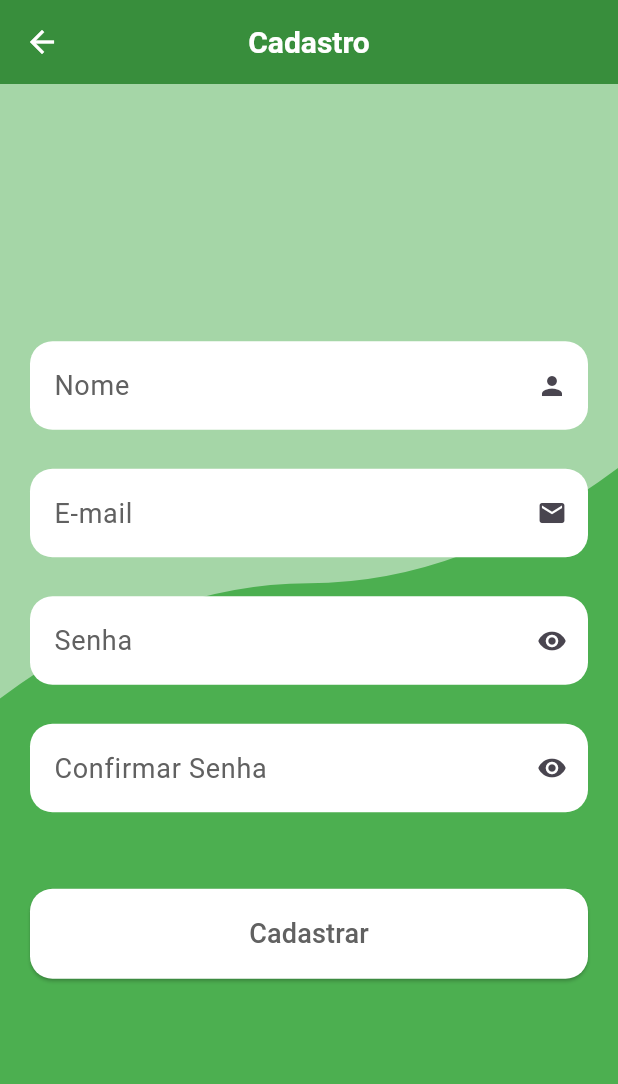
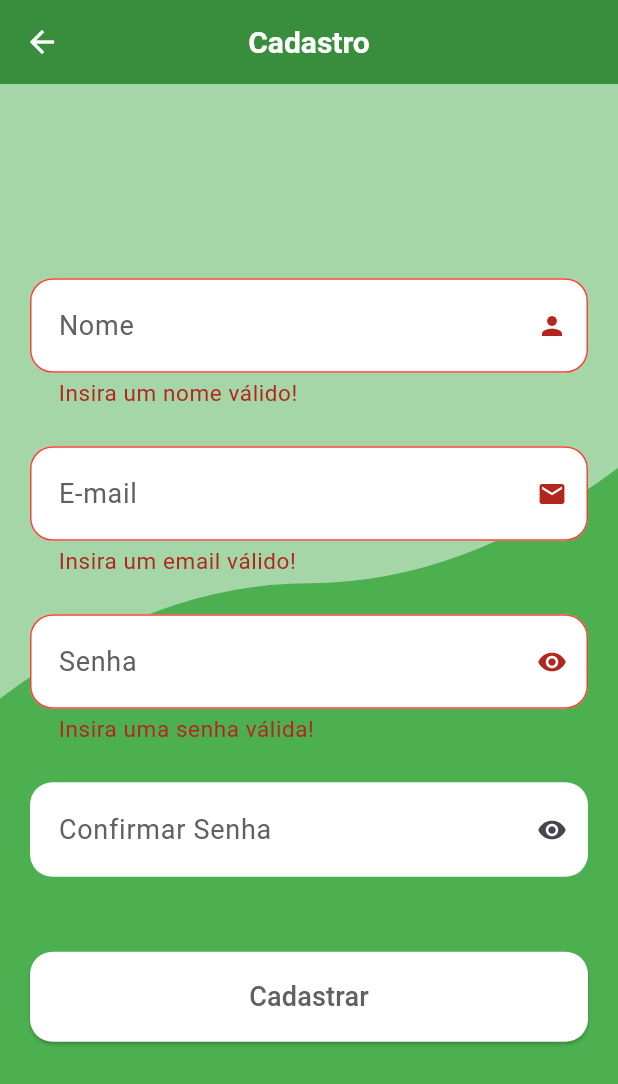
Before and after one commit to oapmartins/projeto-tcc, a Flutter app: the RegisterPage screen opened by its route, on a phone screen of 412 x 824 dp. Shown: the top 1084 px of the screen. Run offline on Flutter 3.47's test engine with Material 2 defaults, Android fonts, the phone set to English and light mode, and no system bars; our stand-ins replace firebase_auth, firebase_core, font_awesome_flutter, get, google_fonts; accounts and stored records are empty.

Commit message:
Adicionando registro de usuários

```diff
--- a/lib/pages/register/register_controller.dart
+++ b/lib/pages/register/register_controller.dart
@@ -1,13 +1,19 @@
 import 'package:firebase_auth/firebase_auth.dart';
+import 'package:flutter/material.dart';
 import 'package:get/get.dart';
 
 class RegisterController extends GetxController {
-  Future<void> registerAccount({required String email, required String password}) async {
+  TextEditingController name = TextEditingController();
+  TextEditingController email = TextEditingController();
+  TextEditingController password = TextEditingController();
+
+  Future<void> registerAccount() async {
     try {
       final credential = await FirebaseAuth.instance.createUserWithEmailAndPassword(
-        email: email,
-        password: password,
+        email: email.text,
+        password: password.text,
       );
+      print(credential);
     } on FirebaseAuthException catch (e) {
       if (e.code == 'weak-password') {
         print('The password provided is too weak.');
--- a/lib/pages/register/register_page.dart
+++ b/lib/pages/register/register_page.dart
@@ -2,9 +2,17 @@ import 'package:flutter/material.dart';
 import 'package:get/get.dart';
 import 'package:projeto_tcc/pages/register/register_controller.dart';
 import 'package:projeto_tcc/pages/wave_custom_paint.dart';
+import 'package:projeto_tcc/util/metodos/validator_regex.dart';
 
-class RegisterPage extends StatelessWidget {
+class RegisterPage extends StatefulWidget {
   const RegisterPage({super.key});
+
+  @override
+  State<RegisterPage> createState() => _RegisterPageState();
+}
+
+class _RegisterPageState extends State<RegisterPage> {
+  final _formKey = GlobalKey<FormState>();
 
   @override
   Widget build(BuildContext context) {
@@ -29,56 +37,83 @@ class RegisterPage extends StatelessWidget {
                     padding: const EdgeInsets.all(20),
                     child: Center(
                       child: SingleChildScrollView(
+                        child: Form(
+                          key: _formKey,
+                          autovalidateMode: AutovalidateMode.always,
                           child: Column(
                             children: [
-                            SizedBox(
-                              height: 60,
-                              child: TextFormField(
+                              TextFormField(
+                                controller: controller.name,
                                 style: TextStyle(color: Colors.grey.shade700, fontSize: 18),
                                 decoration: InputDecoration(
+                                  contentPadding: const EdgeInsets.symmetric(vertical: 18, horizontal: 15),
                                   hintText: 'Nome',
                                   hintStyle: TextStyle(color: Colors.grey.shade700, fontSize: 18),
                                   filled: true,
                                   fillColor: Colors.white,
                                   suffixIcon: const Icon(Icons.person, size: 20),
+                                  errorStyle: const TextStyle(fontSize: 15),
                                   border: const OutlineInputBorder(
                                     borderRadius: BorderRadius.all(
                                       Radius.circular(15),
                                     ),
                                     borderSide: BorderSide.none,
                                   ),
+                                  errorBorder: const OutlineInputBorder(
+                                    borderRadius: BorderRadius.all(
+                                      Radius.circular(15),
+                                    ),
+                                    borderSide: BorderSide(color: Colors.red),
                                   ),
                                 ),
+                                validator: (value) {
+                                  if (value == '') {
+                                    return 'Insira um nome válido!';
+                                  }
+                                  return null;
+                                },
                               ),
                               const SizedBox(height: 25),
-                            SizedBox(
-                              height: 60,
-                              child: TextFormField(
+                              TextFormField(
+                                controller: controller.email,
                                 style: TextStyle(color: Colors.grey.shade700, fontSize: 18),
                                 decoration: InputDecoration(
+                                  contentPadding: const EdgeInsets.symmetric(vertical: 18, horizontal: 15),
                                   hintText: 'E-mail',
                                   hintStyle: TextStyle(color: Colors.grey.shade700, fontSize: 18),
                                   filled: true,
                                   fillColor: Colors.white,
                                   suffixIcon: const Icon(Icons.email, size: 20),
+                                  errorStyle: const TextStyle(fontSize: 15),
                                   border: const OutlineInputBorder(
                                     borderRadius: BorderRadius.all(
                                       Radius.circular(15),
                                     ),
                                     borderSide: BorderSide.none,
                                   ),
+                                  errorBorder: const OutlineInputBorder(
+                                    borderRadius: BorderRadius.all(
+                                      Radius.circular(15),
+                                    ),
+                                    borderSide: BorderSide(color: Colors.red),
                                   ),
                                 ),
+                                validator: (val) {
+                                  if (!ValidatorRegex.isValidEmail(val ?? '')) {
+                                    return 'Insira um email válido!';
+                                  }
+                                  return null;
+                                },
                               ),
                               const SizedBox(height: 25),
-                            SizedBox(
-                              height: 60,
-                              child: TextFormField(
+                              TextFormField(
+                                controller: controller.password,
                                 style: TextStyle(
                                   color: Colors.grey.shade700,
                                   fontSize: 18,
                                 ),
                                 decoration: InputDecoration(
+                                  contentPadding: const EdgeInsets.symmetric(vertical: 18, horizontal: 15),
                                   hintText: 'Senha',
                                   hintStyle: TextStyle(color: Colors.grey.shade700, fontSize: 18),
                                   filled: true,
@@ -90,38 +125,65 @@ class RegisterPage extends StatelessWidget {
                                     ),
                                     borderSide: BorderSide.none,
                                   ),
+                                  errorStyle: const TextStyle(fontSize: 15),
+                                  errorBorder: const OutlineInputBorder(
+                                    borderRadius: BorderRadius.all(
+                                      Radius.circular(15),
+                                    ),
+                                    borderSide: BorderSide(color: Colors.red),
                                   ),
                                 ),
+                                validator: (val) {
+                                  if ((val ?? '').length < 6) {
+                                    return 'Insira uma senha válida!';
+                                  }
+                                  return null;
+                                },
                               ),
                               const SizedBox(height: 25),
-                            SizedBox(
-                              height: 60,
-                              child: TextFormField(
+                              TextFormField(
                                 style: TextStyle(
                                   color: Colors.grey.shade700,
                                   fontSize: 18,
                                 ),
                                 decoration: InputDecoration(
+                                  contentPadding: const EdgeInsets.symmetric(vertical: 18, horizontal: 15),
                                   hintText: 'Confirmar Senha',
                                   hintStyle: TextStyle(color: Colors.grey.shade700, fontSize: 18),
                                   filled: true,
                                   fillColor: Colors.white,
                                   suffixIcon: const Icon(Icons.remove_red_eye, size: 20),
+                                  errorStyle: const TextStyle(fontSize: 15),
                                   border: const OutlineInputBorder(
                                     borderRadius: BorderRadius.all(
                                       Radius.circular(15),
                                     ),
                                     borderSide: BorderSide.none,
                                   ),
+                                  errorBorder: const OutlineInputBorder(
+                                    borderRadius: BorderRadius.all(
+                                      Radius.circular(15),
+                                    ),
+                                    borderSide: BorderSide(color: Colors.red),
                                   ),
                                 ),
+                                validator: (value) {
+                                  if (value != controller.password.text) {
+                                    return 'As senhas não correspondem!';
+                                  }
+                                  return null;
+                                },
                               ),
                               const SizedBox(height: 50),
                               SizedBox(
                                 height: 60,
                                 width: Get.size.width,
                                 child: ElevatedButton(
-                                onPressed: () {},
+                                  onPressed: () {
+                                    if (_formKey.currentState!.validate()) {
+                                      controller.registerAccount();
+                                    }
+                                  },
                                   style: ButtonStyle(
                                     shape: MaterialStatePropertyAll(
                                       RoundedRectangleBorder(
@@ -141,6 +203,7 @@ class RegisterPage extends StatelessWidget {
                         ),
                       ),
                     ),
+                  ),
                 ],
               ),
             ),
--- /dev/null
+++ b/lib/util/metodos/validator_regex.dart
@@ -0,0 +1,16 @@
+class ValidatorRegex {
+  static bool isValidEmail(String email) {
+    final emailRegExp = RegExp(r"^[a-zA-Z0-9.]+@[a-zA-Z0-9]+\.[a-zA-Z]+");
+    return emailRegExp.hasMatch(email);
+  }
+
+  static bool isValidPassword(String password) {
+    final passwordRegExp = RegExp(r'^(?=.*?[A-Z])(?=.*?[a-z])(?=.*?[0-9])(?=.*?[!@#\><*~]).{8,}/pre>');
+    return passwordRegExp.hasMatch(password);
+  }
+
+  static bool isValidPhone(String phone) {
+    final phoneRegExp = RegExp(r"^\+?0[0-9]{10}$");
+    return phoneRegExp.hasMatch(phone);
+  }
+}
```
Lines whose indentation alone changed are shown as unchanged.
